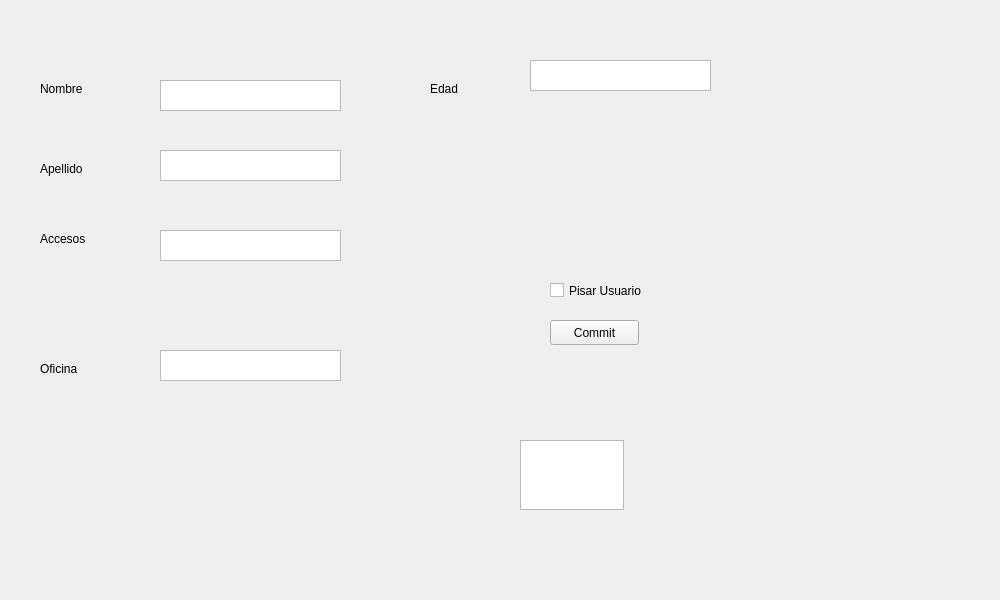
Old version of the form usuariospage.ui in the repository Mati-Mar/AccessIO-GUI.
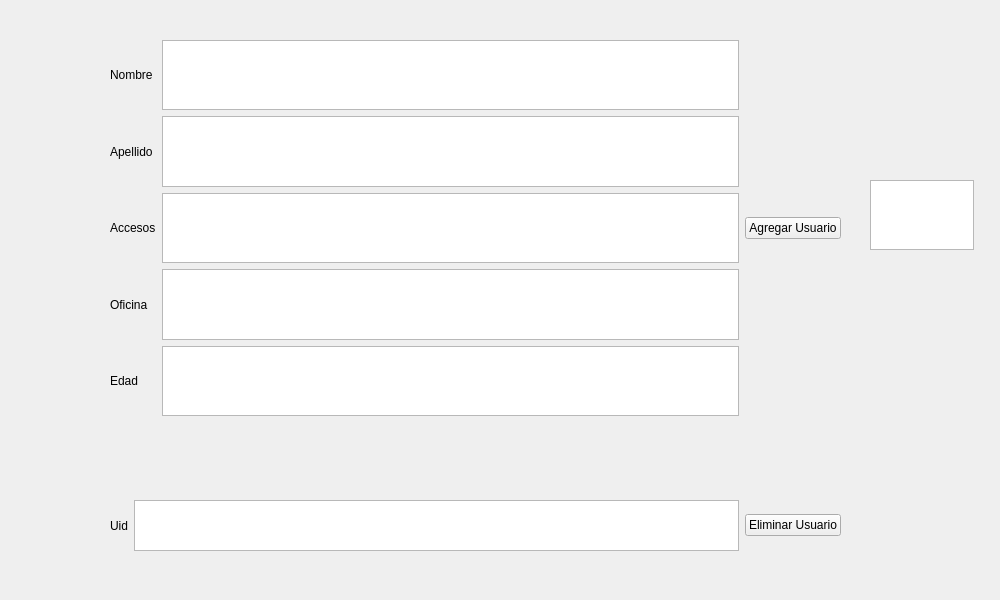
New version of the form.

Diff of the .ui file:
```diff
--- a/usuariospage.ui
+++ b/usuariospage.ui
@@ -26,156 +26,113 @@
     <string/>
    </property>
   </widget>
-  <widget class="QPlainTextEdit" name="NombreInp">
+  <widget class="QPlainTextEdit" name="plainTextEdit">
    <property name="geometry">
     <rect>
-     <x>160</x>
-     <y>80</y>
-     <width>181</width>
-     <height>31</height>
+     <x>870</x>
+     <y>180</y>
+     <width>104</width>
+     <height>70</height>
     </rect>
    </property>
   </widget>
-  <widget class="QPlainTextEdit" name="ApellidoInp">
+  <widget class="QWidget" name="gridLayoutWidget">
    <property name="geometry">
     <rect>
-     <x>160</x>
-     <y>150</y>
-     <width>181</width>
-     <height>31</height>
+     <x>110</x>
+     <y>40</y>
+     <width>731</width>
+     <height>376</height>
     </rect>
    </property>
-  </widget>
-  <widget class="QPlainTextEdit" name="AccesosInp">
-   <property name="geometry">
-    <rect>
-     <x>160</x>
-     <y>230</y>
-     <width>181</width>
-     <height>31</height>
-    </rect>
-   </property>
-  </widget>
+   <layout class="QGridLayout" name="gridLayout">
+    <item row="4" column="0">
+     <widget class="QLabel" name="OficinaLbl">
+      <property name="text">
+       <string>Oficina</string>
+      </property>
+     </widget>
+    </item>
+    <item row="4" column="1">
+     <widget class="QPlainTextEdit" name="OficinaInp"/>
+    </item>
+    <item row="3" column="1">
+     <widget class="QPlainTextEdit" name="AccesosInp"/>
+    </item>
+    <item row="1" column="1">
+     <widget class="QPlainTextEdit" name="NombreInp"/>
+    </item>
+    <item row="1" column="0">
   <widget class="QLabel" name="NombreLbl">
-   <property name="geometry">
-    <rect>
-     <x>40</x>
-     <y>80</y>
-     <width>67</width>
-     <height>17</height>
-    </rect>
-   </property>
    <property name="text">
     <string>Nombre</string>
    </property>
   </widget>
+    </item>
+    <item row="2" column="1">
+     <widget class="QPlainTextEdit" name="ApellidoInp"/>
+    </item>
+    <item row="2" column="0">
   <widget class="QLabel" name="ApellidoLbl">
-   <property name="geometry">
-    <rect>
-     <x>40</x>
-     <y>160</y>
-     <width>67</width>
-     <height>17</height>
-    </rect>
-   </property>
    <property name="text">
     <string>Apellido</string>
    </property>
   </widget>
-  <widget class="QLabel" name="AccesosLbl">
-   <property name="geometry">
-    <rect>
-     <x>40</x>
-     <y>230</y>
-     <width>67</width>
-     <height>17</height>
-    </rect>
-   </property>
+    </item>
+    <item row="3" column="2">
+     <widget class="QPushButton" name="Commit">
    <property name="text">
-    <string>Accesos</string>
-   </property>
-  </widget>
-  <widget class="QPlainTextEdit" name="OficinaInp">
-   <property name="geometry">
-    <rect>
-     <x>160</x>
-     <y>350</y>
-     <width>181</width>
-     <height>31</height>
-    </rect>
-   </property>
-  </widget>
-  <widget class="QLabel" name="OficinaLbl">
-   <property name="geometry">
-    <rect>
-     <x>40</x>
-     <y>360</y>
-     <width>67</width>
-     <height>17</height>
-    </rect>
-   </property>
-   <property name="text">
-    <string>Oficina</string>
-   </property>
-  </widget>
-  <widget class="QPlainTextEdit" name="EdadInp">
-   <property name="geometry">
-    <rect>
-     <x>530</x>
-     <y>60</y>
-     <width>181</width>
-     <height>31</height>
-    </rect>
-   </property>
-  </widget>
+       <string>Agregar Usuario</string>
+      </property>
+     </widget>
+    </item>
+    <item row="5" column="0">
   <widget class="QLabel" name="EdadLbl">
-   <property name="geometry">
-    <rect>
-     <x>430</x>
-     <y>80</y>
-     <width>67</width>
-     <height>17</height>
-    </rect>
-   </property>
    <property name="text">
     <string>Edad</string>
    </property>
   </widget>
-  <widget class="QPushButton" name="Commit">
-   <property name="geometry">
-    <rect>
-     <x>550</x>
-     <y>320</y>
-     <width>89</width>
-     <height>25</height>
-    </rect>
-   </property>
+    </item>
+    <item row="5" column="1">
+     <widget class="QPlainTextEdit" name="EdadInp"/>
+    </item>
+    <item row="3" column="0">
+     <widget class="QLabel" name="AccesosLbl">
    <property name="text">
-    <string>Commit</string>
-   </property>
-  </widget>
-  <widget class="QCheckBox" name="Pisar">
+       <string>Accesos</string>
+      </property>
+     </widget>
+    </item>
+   </layout>
+  </widget>
+  <widget class="QWidget" name="gridLayoutWidget_2">
    <property name="geometry">
     <rect>
-     <x>550</x>
-     <y>280</y>
-     <width>121</width>
-     <height>21</height>
+     <x>110</x>
+     <y>500</y>
+     <width>731</width>
+     <height>51</height>
     </rect>
    </property>
+   <layout class="QGridLayout" name="gridLayout_2">
+    <item row="0" column="1">
+     <widget class="QPlainTextEdit" name="EliminarInp"/>
+    </item>
+    <item row="0" column="0">
+     <widget class="QLabel" name="EdadLbl_2">
    <property name="text">
-    <string>Pisar Usuario</string>
-   </property>
-  </widget>
-  <widget class="QPlainTextEdit" name="plainTextEdit">
-   <property name="geometry">
-    <rect>
-     <x>520</x>
-     <y>440</y>
-     <width>104</width>
-     <height>70</height>
-    </rect>
-   </property>
+       <string>Uid</string>
+      </property>
+     </widget>
+    </item>
+    <item row="0" column="2">
+     <widget class="QPushButton" name="Commit_2">
+      <property name="text">
+       <string>Eliminar Usuario</string>
+      </property>
+     </widget>
+    </item>
+   </layout>
   </widget>
  </widget>
  <resources/>
```
Lines whose indentation alone changed are shown as unchanged.
